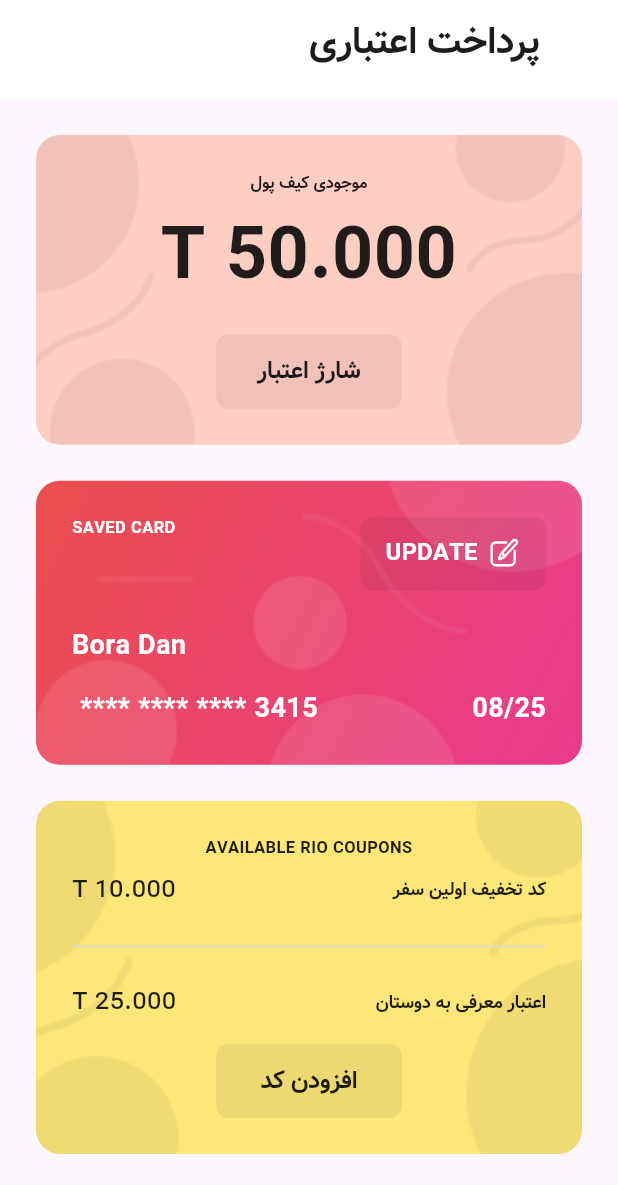
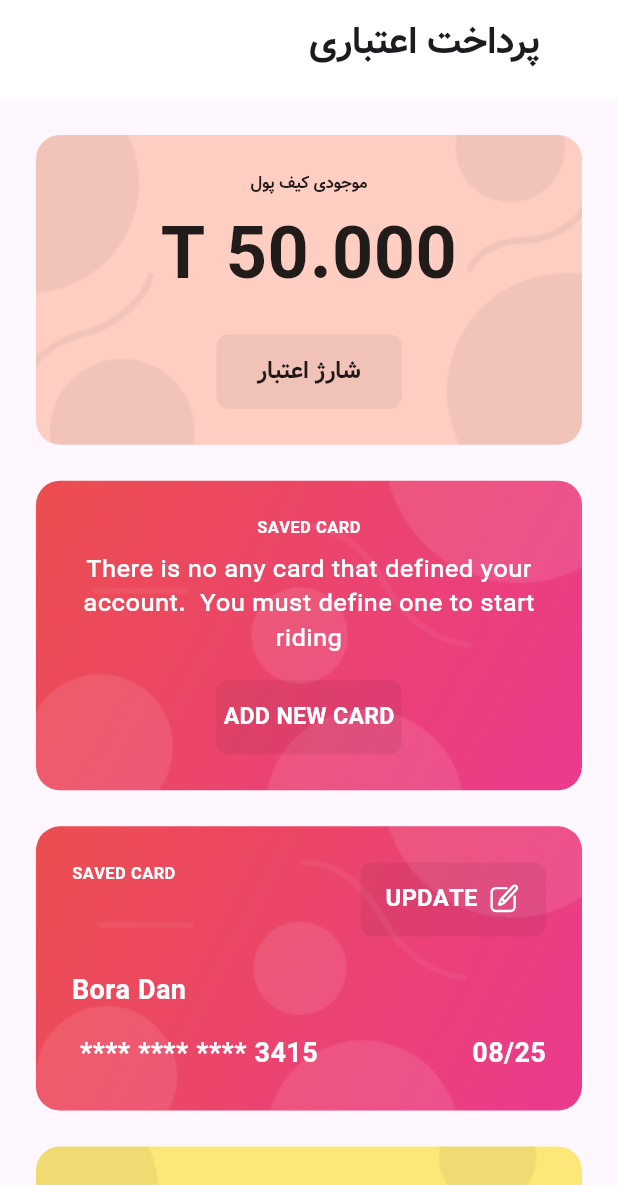
Before and after one commit to Ehsan-abaci/Rio, a Flutter app: the CreditPaymentPage screen opened directly, after a tap on "شارژ اعتبار", on a phone screen of 412 x 824 dp, the part 51-1236 px from its top. Run offline on Flutter 3.47's test engine with Material 3 defaults, Android fonts, the phone set to English and light mode, and no system bars; our stand-ins replace bloc, equatable, flutter_bloc, flutter_map, flutter_svg, geolocator and 3 more; missing offline and left inert: flutter_map_cancellable_tile_provider, flutter_map_location_marker, qr_code_scanner; accounts and stored records are empty.

Commit message:
update credit payment widgets

```diff
--- a/lib/feature/payment/presentation/screens/credit_payment_page.dart
+++ b/lib/feature/payment/presentation/screens/credit_payment_page.dart
@@ -1,6 +1,10 @@
 import 'package:flutter/material.dart';
 import 'package:share_scooter/core/widgets/custom_appbar_widget.dart';
-import '../widgets/credit_cards_widget.dart';
+import '../widgets/active_gift_credit.dart';
+import '../widgets/active_saved_card.dart';
+import '../widgets/gift_credit.dart';
+import '../widgets/saved_card.dart';
+import '../widgets/wallet_balance.dart';
 
 class CreditPaymentPage extends StatelessWidget {
   const CreditPaymentPage({super.key});
@@ -13,12 +17,11 @@ class CreditPaymentPage extends StatelessWidget {
           padding: const EdgeInsets.only(top: 24),
           child: ListView(
             children: const [
-              CreditCardsWidget(walletBalance: true),
-              CreditCardsWidget(
-                  savedCard: true, activeSavedCard: true, walletBalance: false),
-              CreditCardsWidget(giftCredit: true, activeGiftCredit: true),
-              CreditCardsWidget(savedCard: true),
-              CreditCardsWidget(giftCredit: true),
+              WalletBalance(),
+              SavedCard(),
+              ActiveSavedCard(),
+              GiftCredit(),
+              ActiveGiftCredit()
             ],
           ),
         ));
--- /dev/null
+++ b/lib/feature/payment/presentation/widgets/active_gift_credit.dart
@@ -0,0 +1,91 @@
+import 'package:flutter/material.dart';
+import '../../../../core/utils/resources/assets_manager.dart';
+import '../../../../core/utils/resources/color_manager.dart';
+import '../../../../core/widgets/custom_elevated_button.dart';
+
+class ActiveGiftCredit extends StatelessWidget {
+  const ActiveGiftCredit({super.key});
+
+  @override
+  Widget build(BuildContext context) {
+    final width = MediaQuery.sizeOf(context).width;
+    return Container(
+        margin: const EdgeInsets.only(right: 24, left: 24, bottom: 24),
+        width: double.infinity,
+        decoration: BoxDecoration(
+          borderRadius: BorderRadius.circular(16),
+          color: ColorManager.lemonYellow,
+          image: const DecorationImage(
+            image: AssetImage(AssetsImage.bgCard),
+            fit: BoxFit.cover,
+          ),
+        ),
+        padding: const EdgeInsets.all(24),
+        child: Column(
+          children: [
+            Text(
+              "AVAILABLE RIO COUPONS",
+              style: TextStyle(
+                  fontSize: 11,
+                  fontWeight: FontWeight.w800,
+                  color: ColorManager.highEmphasis),
+            ),
+            const SizedBox(height: 8),
+            Row(
+              mainAxisAlignment: MainAxisAlignment.spaceBetween,
+              children: [
+                Text(
+                  "کد تخفیف اولین سفر",
+                  style: TextStyle(
+                      fontSize: 12,
+                      fontWeight: FontWeight.w800,
+                      color: ColorManager.highEmphasis),
+                ),
+                Text(
+                  "10.000 T",
+                  style: TextStyle(
+                      fontSize: 16,
+                      fontWeight: FontWeight.w500,
+                      color: ColorManager.highEmphasis),
+                ),
+              ],
+            ),
+            const SizedBox(height: 16),
+            Divider(
+              height: 20,
+              color: ColorManager.border,
+            ),
+            const SizedBox(height: 16),
+            Row(
+              mainAxisAlignment: MainAxisAlignment.spaceBetween,
+              children: [
+                Text(
+                  "اعتبار معرفی به دوستان",
+                  style: TextStyle(
+                      fontSize: 12,
+                      fontWeight: FontWeight.w800,
+                      color: ColorManager.highEmphasis),
+                ),
+                Text(
+                  "25.000 T",
+                  style: TextStyle(
+                      fontSize: 16,
+                      fontWeight: FontWeight.w500,
+                      color: ColorManager.highEmphasis),
+                ),
+              ],
+            ),
+            const SizedBox(height: 16),
+            CustomElevatedButton(
+              content: "افزودن کد",
+              fontSize: 16,
+              bgColor: ColorManager.surfaceTertiary,
+              frColor: ColorManager.highEmphasis,
+              borderRadius: 8,
+              width: width * .3,
+              onTap: () {},
+            ),
+          ],
+        ));
+  }
+}
--- /dev/null
+++ b/lib/feature/payment/presentation/widgets/active_saved_card.dart
@@ -0,0 +1,87 @@
+import 'package:flutter/material.dart';
+import 'package:share_scooter/core/utils/extensions.dart';
+import '../../../../core/utils/resources/assets_manager.dart';
+import '../../../../core/utils/resources/color_manager.dart';
+import '../../../../core/widgets/custom_elevated_button.dart';
+
+class ActiveSavedCard extends StatelessWidget {
+  const ActiveSavedCard({super.key});
+
+  @override
+  Widget build(BuildContext context) {
+    final width = MediaQuery.sizeOf(context).width;
+    return Container(
+        margin: const EdgeInsets.only(right: 24, left: 24, bottom: 24),
+        width: double.infinity,
+        decoration: BoxDecoration(
+          borderRadius: BorderRadius.circular(16),
+          gradient: const LinearGradient(
+            colors: [Color(0xFFEC4E4E), Color(0xFFEA3A8E)],
+            begin: Alignment.topLeft,
+            end: Alignment.bottomRight,
+          ),
+          image: const DecorationImage(
+            image: AssetImage(AssetsImage.bgGiftCard),
+            fit: BoxFit.cover,
+          ),
+        ),
+        padding: const EdgeInsets.all(24),
+        child: Column(
+          crossAxisAlignment: CrossAxisAlignment.end,
+          children: [
+            Row(
+              mainAxisAlignment: MainAxisAlignment.spaceBetween,
+              crossAxisAlignment: CrossAxisAlignment.start,
+              children: [
+                CustomElevatedButton(
+                  content: "UPDATE",
+                  fontSize: 16,
+                  bgColor: ColorManager.surfaceTertiary,
+                  frColor: ColorManager.reversedEmphasis,
+                  borderRadius: 8,
+                  width: width * .3,
+                  onTap: () {},
+                  icon: AssetsIcon.edit,
+                ),
+                Text(
+                  "SAVED CARD",
+                  style: TextStyle(
+                      fontSize: 11,
+                      fontWeight: FontWeight.w800,
+                      color: ColorManager.reversedEmphasis),
+                ),
+              ],
+            ),
+            const SizedBox(height: 24),
+            Text(
+              "Bora Dan",
+              style: TextStyle(
+                  fontSize: 18,
+                  fontWeight: FontWeight.w800,
+                  color: ColorManager.reversedEmphasis),
+            ),
+            const SizedBox(height: 16),
+            Row(
+              mainAxisAlignment: MainAxisAlignment.spaceBetween,
+              children: [
+                Text(
+                  "08/25",
+                  style: TextStyle(
+                      fontSize: 18,
+                      fontWeight: FontWeight.w800,
+                      color: ColorManager.reversedEmphasis),
+                ),
+                Text(
+                  "6104337624493415".toCardNumberHider(),
+                  textDirection: TextDirection.ltr,
+                  style: TextStyle(
+                      fontSize: 18,
+                      fontWeight: FontWeight.w800,
+                      color: ColorManager.reversedEmphasis),
+                ),
+              ],
+            )
+          ],
+        ));
+  }
+}
--- a/lib/feature/payment/presentation/widgets/credit_cards_widget.dart
+++ /dev/null
@@ -1,240 +0,0 @@
-import 'package:flutter/material.dart';
-import 'package:share_scooter/core/utils/extensions.dart';
-import '../../../../core/utils/resources/assets_manager.dart';
-import '../../../../core/utils/resources/color_manager.dart';
-import '../../../../core/widgets/custom_elevated_button.dart';
-
-class CreditCardsWidget extends StatelessWidget {
-  const CreditCardsWidget({
-    super.key,
-    this.activeSavedCard = false,
-    this.activeGiftCredit = false,
-    this.walletBalance = false,
-    this.giftCredit = false,
-    this.savedCard = false,
-  });
-
-  final bool activeSavedCard;
-  final bool activeGiftCredit;
-  final bool walletBalance;
-  final bool giftCredit;
-  final bool savedCard;
-
-  @override
-  Widget build(BuildContext context) {
-    final width = MediaQuery.sizeOf(context).width;
-    return Container(
-      margin: const EdgeInsets.only(right: 24, left: 24, bottom: 24),
-      width: double.infinity,
-      decoration: BoxDecoration(
-        borderRadius: BorderRadius.circular(16),
-        gradient: savedCard == true
-            ? const LinearGradient(
-                colors: [Color(0xFFEC4E4E), Color(0xFFEA3A8E)],
-                begin: Alignment.topLeft,
-                end: Alignment.bottomRight,
-              )
-            : null,
-        color: walletBalance == true
-            ? ColorManager.walletBg
-            : giftCredit == true
-                ? ColorManager.lemonYellow
-                : ColorManager.danger,
-        image: DecorationImage(
-          image: AssetImage(walletBalance || giftCredit == true
-              ? AssetsImage.bgCard
-              : AssetsImage.bgGiftCard),
-          fit: BoxFit.cover,
-        ),
-      ),
-      padding: const EdgeInsets.all(24),
-      child: activeSavedCard == true
-          ? Column(
-              crossAxisAlignment: CrossAxisAlignment.end,
-              children: [
-                Row(
-                  mainAxisAlignment: MainAxisAlignment.spaceBetween,
-                  crossAxisAlignment: CrossAxisAlignment.start,
-                  children: [
-                    CustomElevatedButton(
-                      content: "UPDATE",
-                      fontSize: 16,
-                      bgColor: ColorManager.surfaceTertiary,
-                      frColor: ColorManager.reversedEmphasis,
-                      borderRadius: 8,
-                      width: width * .3,
-                      onTap: () {},
-                      icon: AssetsIcon.edit,
-                    ),
-                    Text(
-                      "SAVED CARD",
-                      style: TextStyle(
-                          fontSize: 11,
-                          fontWeight: FontWeight.w800,
-                          color: ColorManager.reversedEmphasis),
-                    ),
-                  ],
-                ),
-                const SizedBox(height: 24),
-                Text(
-                  "Bora Dan",
-                  style: TextStyle(
-                      fontSize: 18,
-                      fontWeight: FontWeight.w800,
-                      color: ColorManager.reversedEmphasis),
-                ),
-                const SizedBox(height: 16),
-                Row(
-                  mainAxisAlignment: MainAxisAlignment.spaceBetween,
-                  children: [
-                    Text(
-                      "08/25",
-                      style: TextStyle(
-                          fontSize: 18,
-                          fontWeight: FontWeight.w800,
-                          color: ColorManager.reversedEmphasis),
-                    ),
-                    Text(
-                      "6104337624493415".toCardNumberHider(),
-                      textDirection: TextDirection.ltr,
-                      style: TextStyle(
-                          fontSize: 18,
-                          fontWeight: FontWeight.w800,
-                          color: ColorManager.reversedEmphasis),
-                    ),
-                  ],
-                )
-              ],
-            )
-          : activeGiftCredit == true
-              ? Column(
-                  children: [
-                    Text(
-                      "AVAILABLE RIO COUPONS",
-                      style: TextStyle(
-                          fontSize: 11,
-                          fontWeight: FontWeight.w800,
-                          color: walletBalance || giftCredit == true
-                              ? ColorManager.highEmphasis
-                              : ColorManager.reversedEmphasis),
-                    ),
-                    const SizedBox(height: 8),
-                    Row(
-                      mainAxisAlignment: MainAxisAlignment.spaceBetween,
-                      children: [
-                        Text(
-                          "کد تخفیف اولین سفر",
-                          style: TextStyle(
-                              fontSize: 12,
-                              fontWeight: FontWeight.w800,
-                              color: ColorManager.highEmphasis),
-                        ),
-                        Text(
-                          "10.000 T",
-                          style: TextStyle(
-                              fontSize: 16,
-                              fontWeight: FontWeight.w500,
-                              color: ColorManager.highEmphasis),
-                        ),
-                      ],
-                    ),
-                    const SizedBox(height: 16),
-                    Divider(
-                      height: 20,
-                      color: ColorManager.border,
-                    ),
-                    const SizedBox(height: 16),
-                    Row(
-                      mainAxisAlignment: MainAxisAlignment.spaceBetween,
-                      children: [
-                        Text(
-                          "اعتبار معرفی به دوستان",
-                          style: TextStyle(
-                              fontSize: 12,
-                              fontWeight: FontWeight.w800,
-                              color: ColorManager.highEmphasis),
-                        ),
-                        Text(
-                          "25.000 T",
-                          style: TextStyle(
-                              fontSize: 16,
-                              fontWeight: FontWeight.w500,
-                              color: ColorManager.highEmphasis),
-                        ),
-                      ],
-                    ),
-                    const SizedBox(height: 16),
-                    CustomElevatedButton(
-                      content: walletBalance == true
-                          ? "شارژ اعتبار"
-                          : giftCredit == true
-                              ? "افزودن کد"
-                              : "ADD NEW CARD",
-                      fontSize: 16,
-                      bgColor: ColorManager.surfaceTertiary,
-                      frColor: walletBalance || giftCredit == true
-                          ? ColorManager.highEmphasis
-                          : ColorManager.reversedEmphasis,
-                      borderRadius: 8,
-                      width: width * .3,
-                      onTap: () {},
-                    ),
-                  ],
-                )
-              : Column(
-                  children: [
-                    Text(
-                      walletBalance == true
-                          ? "موجودی کیف پول"
-                          : giftCredit == true
-                              ? "اعتبار هدیه ریو"
-                              : "SAVED CARD",
-                      style: TextStyle(
-                          fontSize: 11,
-                          fontWeight: FontWeight.w800,
-                          color: walletBalance || giftCredit == true
-                              ? ColorManager.highEmphasis
-                              : ColorManager.reversedEmphasis),
-                    ),
-                    const SizedBox(
-                      height: 8,
-                    ),
-                    Text(
-                      walletBalance == true
-                          ? "${50000.0.to3Dot()} T"
-                          : giftCredit == true
-                              ? "تاکنون هیچکدام از معرفی شدگان شما سواری نداشته اند!"
-                              : "There is no any card that defined your account.  You must define one to start riding",
-                      textAlign: TextAlign.center,
-                      style: TextStyle(
-                          fontSize: savedCard || giftCredit == true ? 16 : 48,
-                          fontWeight: savedCard || giftCredit == true
-                              ? FontWeight.w500
-                              : FontWeight.w800,
-                          color: walletBalance || giftCredit == true
-                              ? ColorManager.highEmphasis
-                              : ColorManager.reversedEmphasis),
-                    ),
-                    const SizedBox(
-                      height: 16,
-                    ),
-                    CustomElevatedButton(
-                      content: walletBalance == true
-                          ? "شارژ اعتبار"
-                          : giftCredit == true
-                              ? "افزودن کد"
-                              : "ADD NEW CARD",
-                      fontSize: 16,
-                      bgColor: ColorManager.surfaceTertiary,
-                      frColor: walletBalance || giftCredit == true
-                          ? ColorManager.highEmphasis
-                          : ColorManager.reversedEmphasis,
-                      borderRadius: 8,
-                      width: width * .3,
-                      onTap: () {},
-                    ),
-                  ],
-                ),
-    );
-  }
-}
--- /dev/null
+++ b/lib/feature/payment/presentation/widgets/gift_credit.dart
@@ -0,0 +1,60 @@
+import 'package:flutter/material.dart';
+import '../../../../core/utils/resources/assets_manager.dart';
+import '../../../../core/utils/resources/color_manager.dart';
+import '../../../../core/widgets/custom_elevated_button.dart';
+
+class GiftCredit extends StatelessWidget {
+  const GiftCredit({super.key});
+
+  @override
+  Widget build(BuildContext context) {
+    final width = MediaQuery.sizeOf(context).width;
+    return Container(
+      margin: const EdgeInsets.only(right: 24, left: 24, bottom: 24),
+      width: double.infinity,
+      decoration: BoxDecoration(
+        borderRadius: BorderRadius.circular(16),
+        color: ColorManager.lemonYellow,
+        image: const DecorationImage(
+          image: AssetImage(AssetsImage.bgCard),
+          fit: BoxFit.cover,
+        ),
+      ),
+      padding: const EdgeInsets.all(24),
+      child: Column(
+        children: [
+          Text(
+            "اعتبار هدیه ریو",
+            style: TextStyle(
+                fontSize: 11,
+                fontWeight: FontWeight.w800,
+                color: ColorManager.highEmphasis),
+          ),
+          const SizedBox(
+            height: 8,
+          ),
+          Text(
+            "تاکنون هیچکدام از معرفی شدگان شما سواری نداشته اند!",
+            textAlign: TextAlign.center,
+            style: TextStyle(
+                fontSize: 16,
+                fontWeight: FontWeight.w500,
+                color: ColorManager.highEmphasis),
+          ),
+          const SizedBox(
+            height: 16,
+          ),
+          CustomElevatedButton(
+            content: "افزودن کد",
+            fontSize: 16,
+            bgColor: ColorManager.surfaceTertiary,
+            frColor: ColorManager.highEmphasis,
+            borderRadius: 8,
+            width: width * .3,
+            onTap: () {},
+          ),
+        ],
+      ),
+    );
+  }
+}
--- /dev/null
+++ b/lib/feature/payment/presentation/widgets/saved_card.dart
@@ -0,0 +1,65 @@
+import 'package:flutter/material.dart';
+import '../../../../core/utils/resources/assets_manager.dart';
+import '../../../../core/utils/resources/color_manager.dart';
+import '../../../../core/widgets/custom_elevated_button.dart';
+
+class SavedCard extends StatelessWidget {
+  const SavedCard({super.key});
+
+  @override
+  Widget build(BuildContext context) {
+    final width = MediaQuery.sizeOf(context).width;
+
+    return Container(
+      margin: const EdgeInsets.only(right: 24, left: 24, bottom: 24),
+      width: double.infinity,
+      decoration: BoxDecoration(
+        borderRadius: BorderRadius.circular(16),
+        gradient: const LinearGradient(
+          colors: [Color(0xFFEC4E4E), Color(0xFFEA3A8E)],
+          begin: Alignment.topLeft,
+          end: Alignment.bottomRight,
+        ),
+        image: const DecorationImage(
+          image: AssetImage(AssetsImage.bgGiftCard),
+          fit: BoxFit.cover,
+        ),
+      ),
+      padding: const EdgeInsets.all(24),
+      child: Column(
+        children: [
+          Text(
+            "SAVED CARD",
+            style: TextStyle(
+                fontSize: 11,
+                fontWeight: FontWeight.w800,
+                color: ColorManager.reversedEmphasis),
+          ),
+          const SizedBox(
+            height: 8,
+          ),
+          Text(
+            "There is no any card that defined your account.  You must define one to start riding",
+            textAlign: TextAlign.center,
+            style: TextStyle(
+                fontSize: 16,
+                fontWeight: FontWeight.w500,
+                color: ColorManager.reversedEmphasis),
+          ),
+          const SizedBox(
+            height: 16,
+          ),
+          CustomElevatedButton(
+            content: "ADD NEW CARD",
+            fontSize: 16,
+            bgColor: ColorManager.surfaceTertiary,
+            frColor: ColorManager.reversedEmphasis,
+            borderRadius: 8,
+            width: width * .3,
+            onTap: () {},
+          ),
+        ],
+      ),
+    );
+  }
+}
--- /dev/null
+++ b/lib/feature/payment/presentation/widgets/wallet_balance.dart
@@ -0,0 +1,61 @@
+import 'package:flutter/material.dart';
+import 'package:share_scooter/core/utils/extensions.dart';
+import '../../../../core/utils/resources/assets_manager.dart';
+import '../../../../core/utils/resources/color_manager.dart';
+import '../../../../core/widgets/custom_elevated_button.dart';
+
+class WalletBalance extends StatelessWidget {
+  const WalletBalance({super.key});
+
+  @override
+  Widget build(BuildContext context) {
+    final width = MediaQuery.sizeOf(context).width;
+    return Container(
+      margin: const EdgeInsets.only(right: 24, left: 24, bottom: 24),
+      width: double.infinity,
+      decoration: BoxDecoration(
+        borderRadius: BorderRadius.circular(16),
+        color: ColorManager.walletBg,
+        image: const DecorationImage(
+          image: AssetImage(AssetsImage.bgCard),
+          fit: BoxFit.cover,
+        ),
+      ),
+      padding: const EdgeInsets.all(24),
+      child: Column(
+        children: [
+          Text(
+            "موجودی کیف پول",
+            style: TextStyle(
+                fontSize: 11,
+                fontWeight: FontWeight.w800,
+                color: ColorManager.highEmphasis),
+          ),
+          const SizedBox(
+            height: 8,
+          ),
+          Text(
+            "${50000.0.to3Dot()} T",
+            textAlign: TextAlign.center,
+            style: TextStyle(
+                fontSize: 48,
+                fontWeight: FontWeight.w800,
+                color: ColorManager.highEmphasis),
+          ),
+          const SizedBox(
+            height: 16,
+          ),
+          CustomElevatedButton(
+            content: "شارژ اعتبار",
+            fontSize: 16,
+            bgColor: ColorManager.surfaceTertiary,
+            frColor: ColorManager.highEmphasis,
+            borderRadius: 8,
+            width: width * .3,
+            onTap: () {},
+          ),
+        ],
+      ),
+    );
+  }
+}
--- a/lib/main.dart
+++ b/lib/main.dart
@@ -6,6 +6,8 @@ import 'package:share_scooter/feature/home/presentation/blocs/bloc/ride_bloc.dar
 import 'package:share_scooter/feature/splash/presentation/screens/splash_screen_page.dart';
 import 'package:share_scooter/locator.dart';
 import 'package:flutter_bloc/flutter_bloc.dart';
+
+import 'feature/payment/presentation/screens/credit_payment_page.dart';
 
 void main() async {
   WidgetsFlutterBinding.ensureInitialized();
@@ -56,7 +58,7 @@ class MyApp extends StatelessWidget {
           fontFamily: "Vazir",
           useMaterial3: true,
         ),
-        home: const SplashScreenPage(),
+        home: const CreditPaymentPage(),
       ),
     );
   }
```
